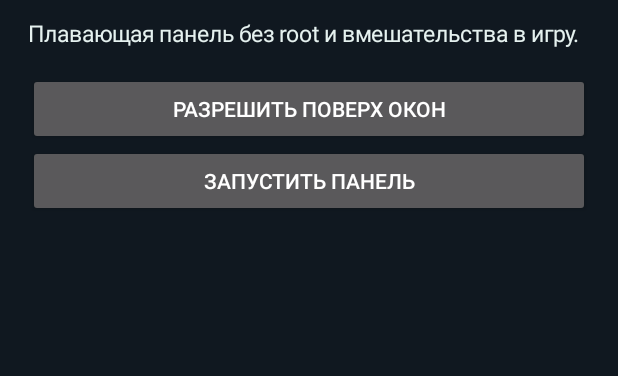
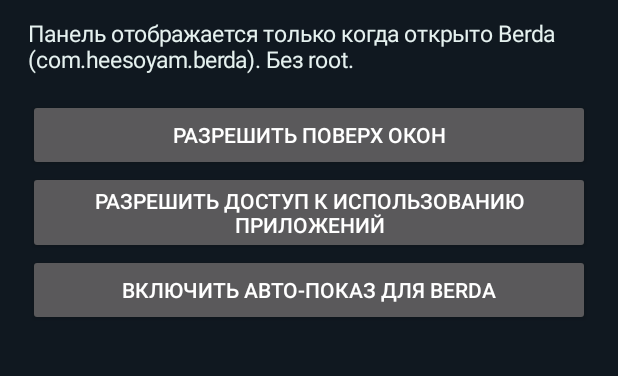
Before and after one commit to pechkalox9-create/StarfallDreams, an Android app: the screen it shows after launch (MainActivity), on a phone screen of 412 x 824 dp, the part 99-475 px from its top. Run offline under Robolectric (Android 15) with nearby library versions, the phone set to English and light mode, and no system bars.

Commit message:
Configure Berda foreground app trigger

```diff
--- a/android-overlay/app/src/main/java/com/starfall/berdaoverlay/MainActivity.kt
+++ b/android-overlay/app/src/main/java/com/starfall/berdaoverlay/MainActivity.kt
@@ -1,5 +1,7 @@
 package com.starfall.berdaoverlay
+
 import android.app.Activity
+import android.app.AppOpsManager
 import android.content.Intent
 import android.net.Uri
 import android.os.Bundle
@@ -7,14 +9,58 @@ import android.provider.Settings
 import android.widget.Button
 import android.widget.LinearLayout
 import android.widget.TextView
+
 class MainActivity : Activity() {
- override fun onCreate(savedInstanceState: Bundle?) {
-  super.onCreate(savedInstanceState)
-  val root=LinearLayout(this).apply { orientation=LinearLayout.VERTICAL; setPadding(28,48,28,28); setBackgroundColor(0xFF101820.toInt()) }
-  root.addView(TextView(this).apply { text="BERDA  /  OVERLAY"; textSize=25f; setTextColor(0xFF72E0C1.toInt()) })
-  root.addView(TextView(this).apply { text="Плавающая панель без root и вмешательства в игру."; textSize=15f; setTextColor(0xFFE5F1EF.toInt()); setPadding(0,18,0,24) })
-  root.addView(Button(this).apply { text="Разрешить поверх окон"; setOnClickListener { startActivity(Intent(Settings.ACTION_MANAGE_OVERLAY_PERMISSION,Uri.parse("package:$packageName"))) } })
-  root.addView(Button(this).apply { text="Запустить панель"; setOnClickListener { if(Settings.canDrawOverlays(this@MainActivity)) startService(Intent(this@MainActivity,OverlayService::class.java)) else startActivity(Intent(Settings.ACTION_MANAGE_OVERLAY_PERMISSION,Uri.parse("package:$packageName"))) } })
-  setContentView(root)
- }
+    private fun hasUsageAccess(): Boolean {
+        val appOps = getSystemService(APP_OPS_SERVICE) as AppOpsManager
+        return appOps.checkOpNoThrow("android:get_usage_stats", android.os.Process.myUid(), packageName) == AppOpsManager.MODE_ALLOWED
+    }
+
+    override fun onCreate(savedInstanceState: Bundle?) {
+        super.onCreate(savedInstanceState)
+        val root = LinearLayout(this).apply {
+            orientation = LinearLayout.VERTICAL
+            setPadding(28, 48, 28, 28)
+            setBackgroundColor(0xFF101820.toInt())
+        }
+        root.addView(TextView(this).apply {
+            text = "BERDA  /  OVERLAY"
+            textSize = 25f
+            setTextColor(0xFF72E0C1.toInt())
+        })
+        root.addView(TextView(this).apply {
+            text = "Панель отображается только когда открыто Berda ($TARGET_PACKAGE). Без root."
+            textSize = 15f
+            setTextColor(0xFFE5F1EF.toInt())
+            setPadding(0, 18, 0, 24)
+        })
+        root.addView(Button(this).apply {
+            text = "Разрешить поверх окон"
+            setOnClickListener {
+                startActivity(Intent(Settings.ACTION_MANAGE_OVERLAY_PERMISSION, Uri.parse("package:$packageName")))
+            }
+        })
+        root.addView(Button(this).apply {
+            text = "Разрешить доступ к использованию приложений"
+            setOnClickListener { startActivity(Intent(Settings.ACTION_USAGE_ACCESS_SETTINGS)) }
+        })
+        root.addView(Button(this).apply {
+            text = "Включить авто-показ для Berda"
+            setOnClickListener {
+                if (!Settings.canDrawOverlays(this@MainActivity)) {
+                    startActivity(Intent(Settings.ACTION_MANAGE_OVERLAY_PERMISSION, Uri.parse("package:$packageName")))
+                } else if (!hasUsageAccess()) {
+                    startActivity(Intent(Settings.ACTION_USAGE_ACCESS_SETTINGS))
+                } else {
+                    startForegroundService(Intent(this@MainActivity, OverlayService::class.java))
+                    finish()
+                }
+            }
+        })
+        setContentView(root)
+    }
+
+    companion object {
+        const val TARGET_PACKAGE = "com.heesoyam.berda"
+    }
 }
```
